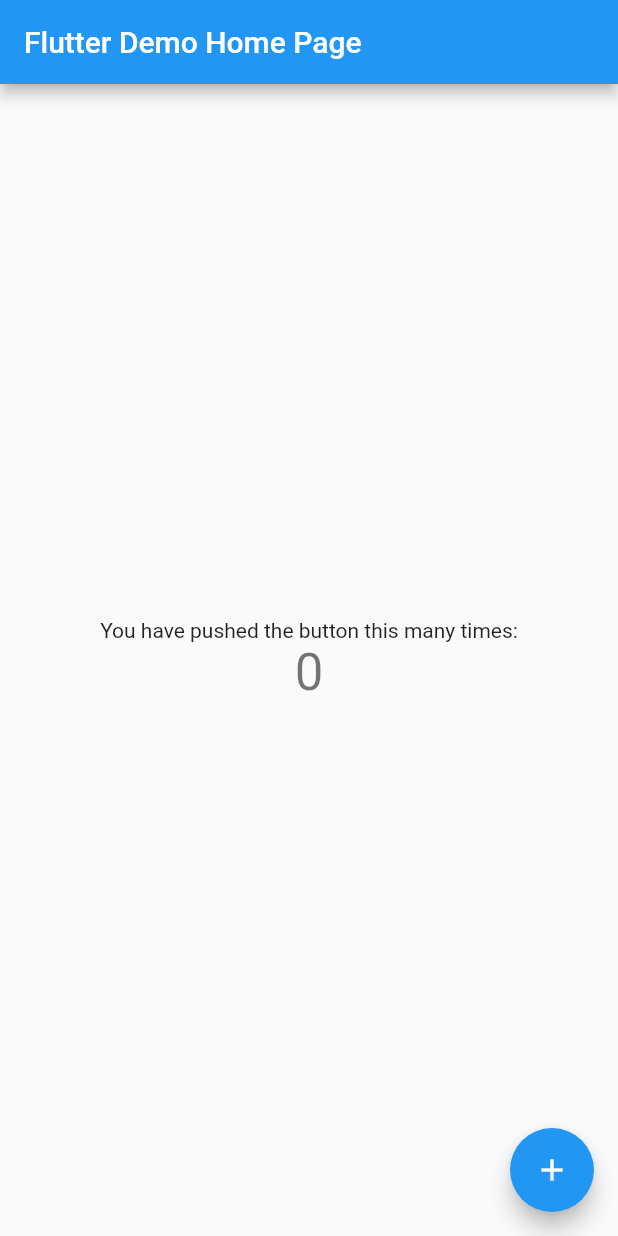
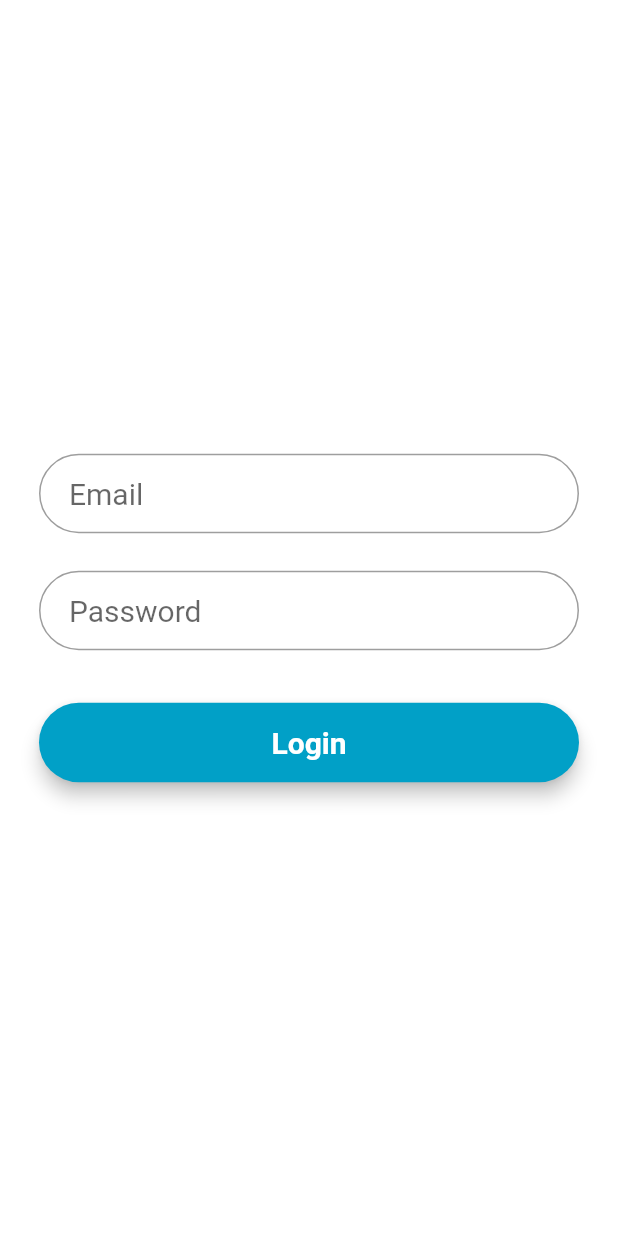
Before and after one commit to muazniwas/flutter-based-doubtClearing-app, a Flutter app: the screen it shows after launch, on a phone screen of 412 x 824 dp. Run offline on Flutter 3.47's test engine with Material 2 defaults, Android fonts, the phone set to English and light mode, and no system bars; Roboto replaces fonts that are missing (Montserrat).

Commit message:
setting up

```diff
--- /dev/null
+++ b/Project/hackathon/lib/Tabs/Tab1/postModal.dart
@@ -0,0 +1,6 @@
+class PostModal {
+  final String fullName;
+  final String email;
+
+  const PostModal({this.fullName, this.email});
+}
--- /dev/null
+++ b/Project/hackathon/lib/Tabs/tab1.dart
@@ -0,0 +1,33 @@
+import 'package:flutter/material.dart';
+import 'package:hackathon/Tabs/Tab1/postList.dart';
+import 'package:hackathon/Tabs/Tab1/postModal.dart';
+
+class Tab1 extends StatelessWidget {
+   _buildPostList() {
+    return <PostModal>[
+      const PostModal(
+          fullName: 'Romain Hoogmoed', email: 'romain.hoogmoed@example.com'),
+      const PostModal(
+          fullName: 'Emilie Olsen', email: 'emilie.olsen@example.com'),
+      const PostModal(
+          fullName: 'Nishant Srivastava', email: 'nishant.srivastava@example.com'),
+      const PostModal(
+          fullName: 'Romain Hoogmoed', email: 'romain.hoogmoed@example.com'),
+      const PostModal(
+          fullName: 'Emilie Olsen', email: 'emilie.olsen@example.com'),
+      const PostModal(
+          fullName: 'Nishant Srivastava', email: 'nishant.srivastava@example.com'),
+      const PostModal(
+          fullName: 'Romain Hoogmoed', email: 'romain.hoogmoed@example.com'),
+      const PostModal(
+          fullName: 'Emilie Olsen', email: 'emilie.olsen@example.com'),
+      const PostModal(
+          fullName: 'Nishant Srivastava', email: 'nishant.srivastava@example.com'),
+    ];
+  }
+
+  @override
+  Widget build(BuildContext context) {
+    return new Scaffold(body: new PostList(_buildPostList()));
+  }
+}
--- /dev/null
+++ b/Project/hackathon/lib/homeScreen.dart
@@ -0,0 +1,74 @@
+import 'package:flutter/material.dart';
+import 'package:hackathon/feed.dart';
+class HomeScreen extends StatefulWidget {
+  @override
+  _HomeScreenState createState() => new _HomeScreenState();
+}
+
+class _HomeScreenState extends State<HomeScreen> {
+  TextStyle style = TextStyle(fontFamily: 'Montserrat', fontSize: 20.0);
+
+  @override
+      Widget build(BuildContext context) {
+
+      void _gotoFeed() {
+        Navigator.of(context)
+            .push(MaterialPageRoute(builder: (context) => Feed()));
+      }
+
+        final emailField = TextField(
+          obscureText: false,
+          style: style,
+          decoration: InputDecoration(
+              contentPadding: EdgeInsets.fromLTRB(20.0, 15.0, 20.0, 15.0),
+              hintText: "Email",
+              border:
+                  OutlineInputBorder(borderRadius: BorderRadius.circular(32.0))),
+        );
+        final passwordField = TextField(
+          obscureText: true,
+          style: style,
+          decoration: InputDecoration(
+              contentPadding: EdgeInsets.fromLTRB(20.0, 15.0, 20.0, 15.0),
+              hintText: "Password",
+              border:
+                  OutlineInputBorder(borderRadius: BorderRadius.circular(32.0))),
+        );
+        final loginButon = Material(
+          elevation: 5.0,
+          borderRadius: BorderRadius.circular(30.0),
+          color: Color(0xff01A0C7),
+          child: MaterialButton(
+            minWidth: MediaQuery.of(context).size.width,
+            padding: EdgeInsets.fromLTRB(20.0, 15.0, 20.0, 15.0),
+            onPressed: _gotoFeed,
+            child: Text("Login",
+                textAlign: TextAlign.center,
+                style: style.copyWith(
+                    color: Colors.white, fontWeight: FontWeight.bold)),
+          ),
+        );
+
+        return Scaffold(
+          body: Center(
+            child: Container(
+              color: Colors.white,
+              child: Padding(
+                padding: const EdgeInsets.all(26.0),
+                child: Column(
+                  crossAxisAlignment: CrossAxisAlignment.center,
+                  mainAxisAlignment: MainAxisAlignment.center,
+                  children: <Widget>[
+                    emailField,
+                    SizedBox(height: 25.0),
+                    passwordField,
+                    SizedBox(height: 35.0,),
+                    loginButon,
+                  ],
+                ),
+              ),
+            ),
+          ),
+        );
+      }
+}
--- a/Project/hackathon/lib/main.dart
+++ b/Project/hackathon/lib/main.dart
@@ -1,111 +1,86 @@
+import 'dart:async';
+
 import 'package:flutter/material.dart';
+import 'package:hackathon/homeScreen.dart';
 
 void main() => runApp(MyApp());
 
 class MyApp extends StatelessWidget {
-  // This widget is the root of your application.
   @override
   Widget build(BuildContext context) {
     return MaterialApp(
-      title: 'Flutter Demo',
-      theme: ThemeData(
-        // This is the theme of your application.
-        //
-        // Try running your application with "flutter run". You'll see the
-        // application has a blue toolbar. Then, without quitting the app, try
-        // changing the primarySwatch below to Colors.green and then invoke
-        // "hot reload" (press "r" in the console where you ran "flutter run",
-        // or simply save your changes to "hot reload" in a Flutter IDE).
-        // Notice that the counter didn't reset back to zero; the application
-        // is not restarted.
-        primarySwatch: Colors.blue,
-      ),
-      home: MyHomePage(title: 'Flutter Demo Home Page'),
+      debugShowCheckedModeBanner: false,
+      home: new SplashScreen(),
+      routes: <String, WidgetBuilder>{
+        '/HomeScreen': (BuildContext context) => new HomeScreen()
+      },
     );
   }
 }
+class SplashScreen extends StatefulWidget {
+  @override
+  _SplashScreenState createState() => new _SplashScreenState();
+}
 
-class MyHomePage extends StatefulWidget {
-  MyHomePage({Key key, this.title}) : super(key: key);
+class _SplashScreenState extends State<SplashScreen> with SingleTickerProviderStateMixin{
 
-  // This widget is the home page of your application. It is stateful, meaning
-  // that it has a State object (defined below) that contains fields that affect
-  // how it looks.
+  var _visible = true;
 
-  // This class is the configuration for the state. It holds the values (in this
-  // case the title) provided by the parent (in this case the App widget) and
-  // used by the build method of the State. Fields in a Widget subclass are
-  // always marked "final".
+  AnimationController animationController;
+  Animation<double> animation;
+  startTime() async {
+    var _duration = new Duration(seconds: 5);
+    return new Timer(_duration, navigationPage);
+  }
 
-  final String title;
+  void navigationPage() {
+    Navigator.of(context).pushReplacementNamed('/HomeScreen');
+  }
 
   @override
-  _MyHomePageState createState() => _MyHomePageState();
-}
+  void initState() {
+    super.initState();
+    animationController = new AnimationController(
+        vsync: this, duration: new Duration(seconds: 3));
+    animation =
+        new CurvedAnimation(parent: animationController, curve: Curves.easeOut);
 
-class _MyHomePageState extends State<MyHomePage> {
-  int _counter = 0;
+    animation.addListener(() => this.setState(() {}));
+    animationController.forward();
 
-  void _incrementCounter() {
     setState(() {
-      // This call to setState tells the Flutter framework that something has
-      // changed in this State, which causes it to rerun the build method below
-      // so that the display can reflect the updated values. If we changed
-      // _counter without calling setState(), then the build method would not be
-      // called again, and so nothing would appear to happen.
-      _counter++;
+      _visible = !_visible;
     });
+    startTime();
   }
 
   @override
   Widget build(BuildContext context) {
-    // This method is rerun every time setState is called, for instance as done
-    // by the _incrementCounter method above.
-    //
-    // The Flutter framework has been optimized to make rerunning build methods
-    // fast, so that you can just rebuild anything that needs updating rather
-    // than having to individually change instances of widgets.
     return Scaffold(
-      appBar: AppBar(
-        // Here we take the value from the MyHomePage object that was created by
-        // the App.build method, and use it to set our appbar title.
-        title: Text(widget.title),
+      body: Stack(
+        fit: StackFit.expand,
+        children: <Widget>[
+          new Column(
+            mainAxisAlignment: MainAxisAlignment.end,
+            mainAxisSize: MainAxisSize.min,
+            children: <Widget>[
+
+              Padding(padding: EdgeInsets.only(bottom: 30.0),child:new Image.asset('assets/images/logo.png',height: 25.0,fit: BoxFit.scaleDown,))
+
+
+          ],),
+          new Column(
+            mainAxisAlignment: MainAxisAlignment.center,
+            children: <Widget>[
+              new Image.asset(
+                'assets/images/logo.png',
+                width: animation.value * 250,
+                height: animation.value * 250,
+              ),
+            ],
+          ),
+        ],
       ),
-      body: Center(
-        // Center is a layout widget. It takes a single child and positions it
-        // in the middle of the parent.
-        child: Column(
-          // Column is also layout widget. It takes a list of children and
-          // arranges them vertically. By default, it sizes itself to fit its
-          // children horizontally, and tries to be as tall as its parent.
-          //
-          // Invoke "debug painting" (press "p" in the console, choose the
-          // "Toggle Debug Paint" action from the Flutter Inspector in Android
-          // Studio, or the "Toggle Debug Paint" command in Visual Studio Code)
-          // to see the wireframe for each widget.
-          //
-          // Column has various properties to control how it sizes itself and
-          // how it positions its children. Here we use mainAxisAlignment to
-          // center the children vertically; the main axis here is the vertical
-          // axis because Columns are vertical (the cross axis would be
-          // horizontal).
-          mainAxisAlignment: MainAxisAlignment.center,
-          children: <Widget>[
-            Text(
-              'You have pushed the button this many times:',
-            ),
-            Text(
-              '$_counter',
-              style: Theme.of(context).textTheme.display1,
-            ),
-          ],
-        ),
-      ),
-      floatingActionButton: FloatingActionButton(
-        onPressed: _incrementCounter,
-        tooltip: 'Increment',
-        child: Icon(Icons.add),
-      ), // This trailing comma makes auto-formatting nicer for build methods.
     );
   }
 }
```
Also changed, not shown: Project/hackathon/lib/Tabs/Tab1/onTapPost.dart (added, +29 -0 lines), Project/hackathon/lib/Tabs/Tab1/postList.dart (added, +54 -0 lines), Project/hackathon/lib/Tabs/Tab1/postListItem.dart (added, +27 -0 lines), Project/hackathon/lib/Tabs/tab2.dart (added, +12 -0 lines), Project/hackathon/lib/Tabs/tab3.dart (added, +12 -0 lines), Project/hackathon/lib/feed.dart (added, +56 -0 lines), Project/hackathon/pubspec.yaml (+4 -3 lines), Project/hackathon/assets/images/a.png (added), Project/hackathon/assets/images/flutterBird.jpg (added), Project/hackathon/assets/images/flutterwithlogo.png (added), Project/hackathon/assets/images/logo.png (added).
